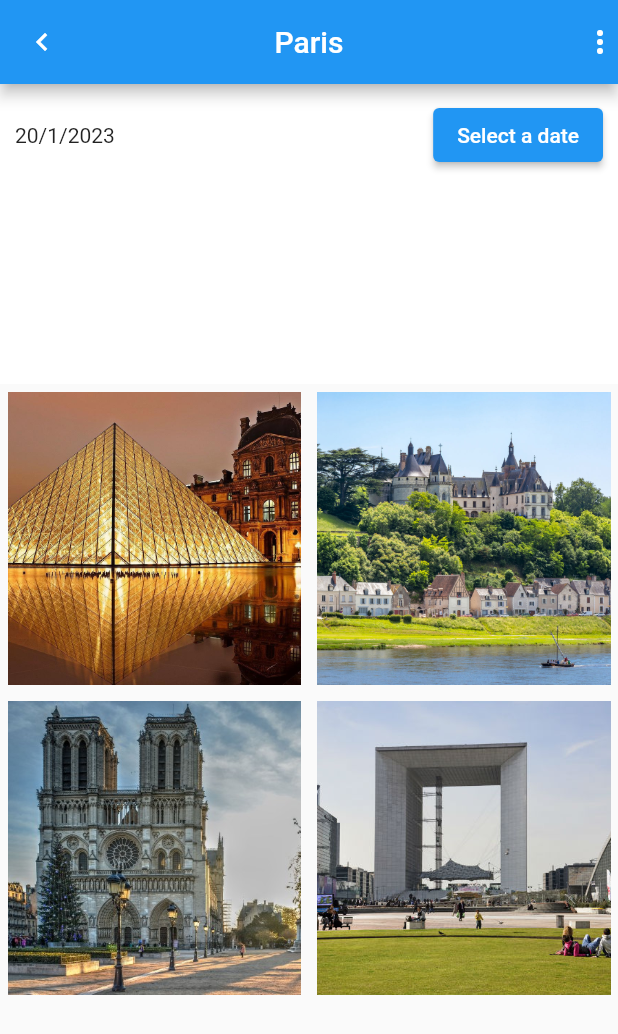
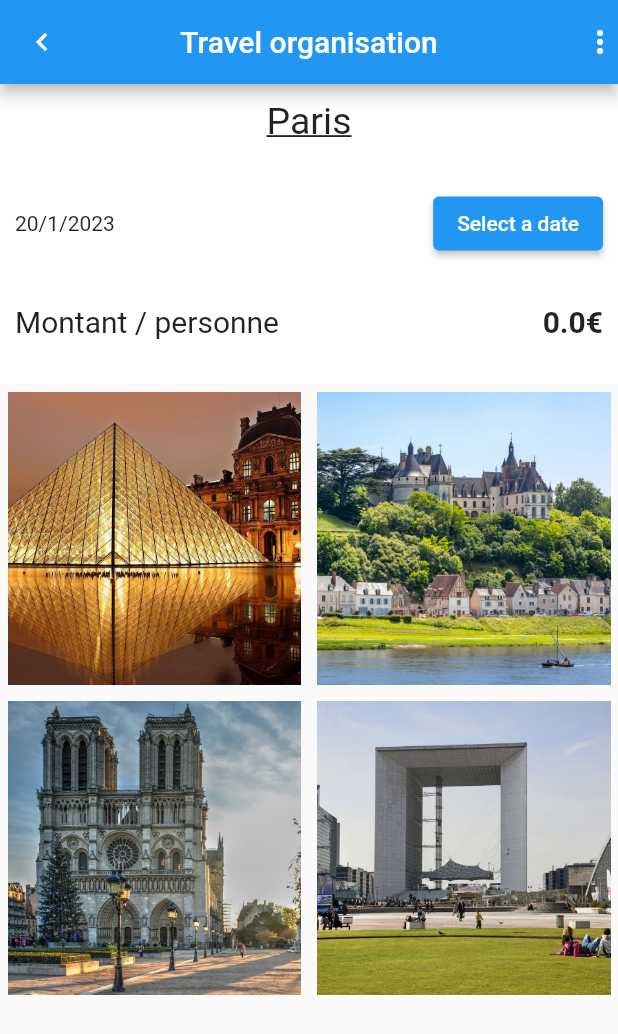
Before and after one commit to JunjieDev/flutter-MyTravel, a Flutter app: the screen it shows after launch, on a phone screen of 412 x 824 dp. Shown: the top 1034 px of the screen. Run offline on Flutter 3.47's test engine with Material 2 defaults, Android fonts, the phone set to English and light mode, and no system bars.

Commit message:
Update : Refractor code

```diff
--- a/lib/view/city/city.dart
+++ b/lib/view/city/city.dart
@@ -1,11 +1,9 @@
-import 'dart:math';
-
 import 'package:flutter/material.dart';
 import 'package:flutter_travel/models/activity.model.dart';
+import 'package:flutter_travel/models/trip.model.dart';
 import 'package:flutter_travel/data/data.dart' as data;
-import 'package:flutter_travel/models/trip.model.dart';
 import 'package:flutter_travel/view/city/widget/activity_card.dart';
-import 'package:intl/intl.dart';
+import 'package:flutter_travel/view/city/widget/trip_overview.dart';
 
 class City extends StatefulWidget {
   final List<Activity> activities = data.activities;
@@ -39,7 +37,7 @@ class _CityState extends State<City> {
     return Scaffold(
       appBar: AppBar(
         leading: const Icon(Icons.chevron_left),
-        title: const Text('Paris'),
+        title: const Text('Travel organisation'),
         centerTitle: true,
         backgroundColor: Colors.blue,
         actions: const <Widget>[
@@ -49,25 +47,9 @@ class _CityState extends State<City> {
       body: Container(
         child: Column(
           children: [
-            Container(
-              padding: const EdgeInsets.all(10),
-              height: 200,
-              color: Colors.white,
-              child: Column(
-                children: <Widget>[
-                  Row(
-                    children: <Widget>[
-                      Expanded(
-                        child: Text(DateFormat('d/M/y').format(mytrip.date)),
-                      ),
-                      ElevatedButton(
-                        onPressed: setDate,
-                        child: const Text('Select a date'),
-                      ),
-                    ],
-                  )
-                ],
-              ),
+            TripOverview(
+              setDate: setDate,
+              mytrip: mytrip,
             ),
             Expanded(
               child: GridView.count(
--- /dev/null
+++ b/lib/view/city/widget/trip_overview.dart
@@ -0,0 +1,68 @@
+import 'package:flutter/material.dart';
+import 'package:intl/intl.dart';
+import 'package:flutter_travel/models/trip.model.dart';
+
+class TripOverview extends StatelessWidget {
+  final VoidCallback setDate;
+  final Trip mytrip;
+
+  const TripOverview({required this.setDate, required this.mytrip});
+
+  double get amount {
+    return 0;
+  }
+
+  @override
+  Widget build(BuildContext context) {
+    return Container(
+      padding: const EdgeInsets.all(10),
+      height: 200,
+      color: Colors.white,
+      child: Column(
+        children: <Widget>[
+          const Text(
+            'Paris',
+            style: TextStyle(
+              fontSize: 25,
+              decoration: TextDecoration.underline,
+            ),
+          ),
+          const SizedBox(
+            height: 30,
+          ),
+          Row(
+            children: <Widget>[
+              Expanded(
+                child: Text(DateFormat('d/M/y').format(mytrip.date)),
+              ),
+              ElevatedButton(
+                onPressed: setDate,
+                child: const Text('Select a date'),
+              ),
+            ],
+          ),
+          const SizedBox(
+            height: 30,
+          ),
+          Row(
+            children: <Widget>[
+              const Expanded(
+                child: Text(
+                  'Montant / personne',
+                  style: TextStyle(fontSize: 20),
+                ),
+              ),
+              Text(
+                '$amount€',
+                style: const TextStyle(
+                  fontSize: 20,
+                  fontWeight: FontWeight.bold,
+                ),
+              ),
+            ],
+          ),
+        ],
+      ),
+    );
+  }
+}
```
